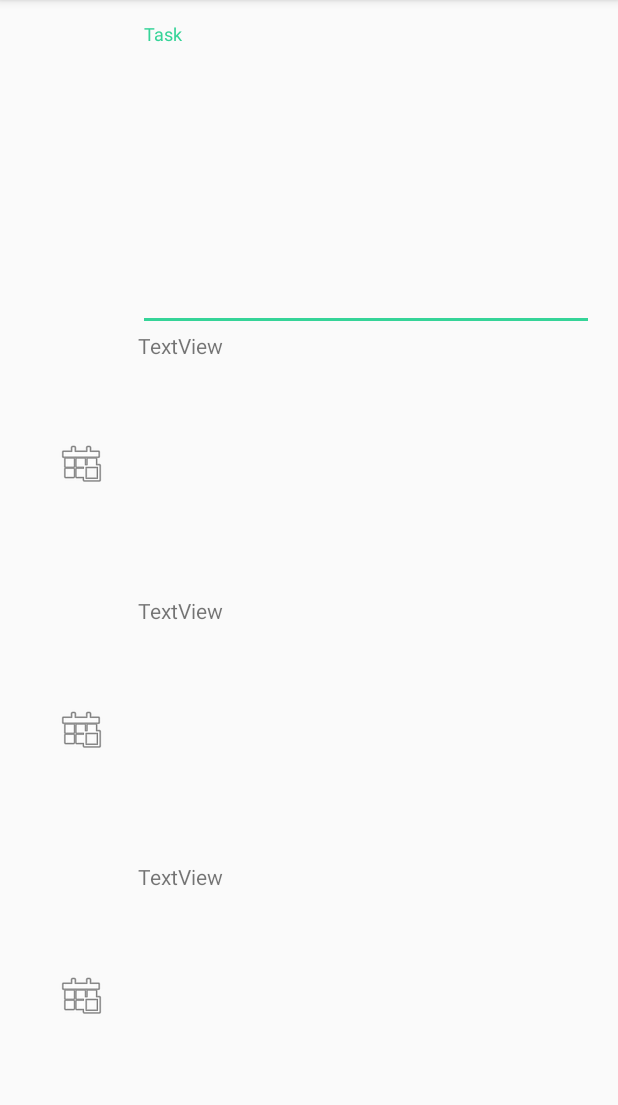
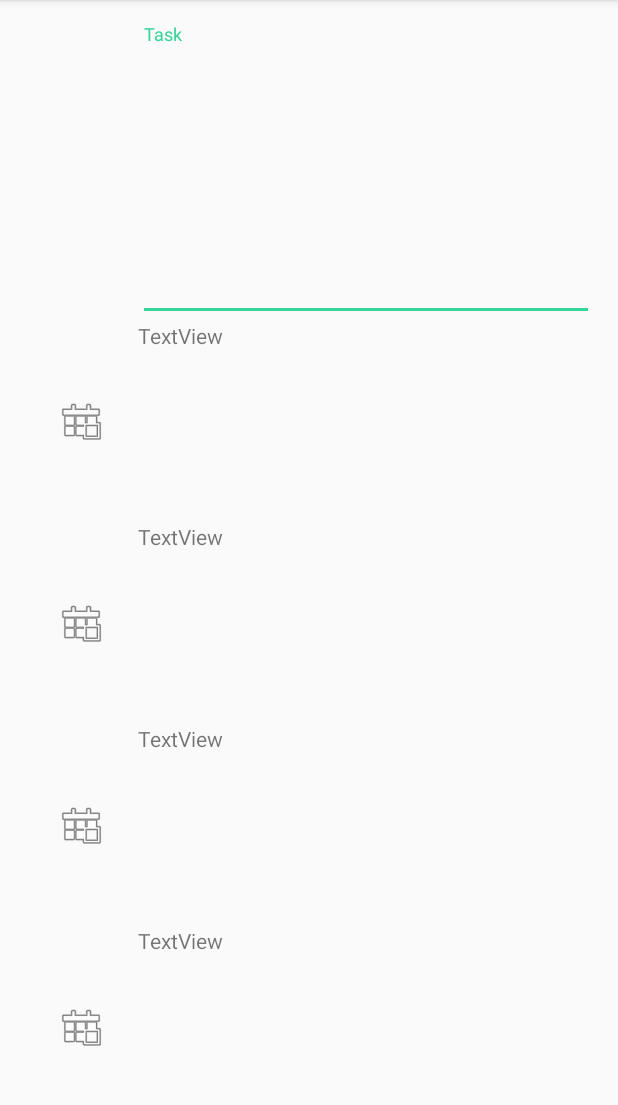
Before and after one commit to changchingchi/Todos, an Android app: the EditItemActivity screen opened directly, with no data from a screen before it, on a phone screen of 412 x 824 dp, the part 84-1189 px from its top. Run offline under Robolectric (Android 15) with nearby library versions, the phone set to English and light mode, and no system bars.

Commit message:
remove linear layout layers and tune the performace

```diff
--- a/app/src/main/res/layout/content_edit_item.xml
+++ b/app/src/main/res/layout/content_edit_item.xml
@@ -19,18 +19,16 @@
         android:orientation="horizontal"
         android:layout_width="match_parent"
         android:layout_height="wrap_content"
-        android:layout_weight="1">
+        android:layout_weight="1"
+        android:weightSum="1"
+        android:gravity="end"
+        android:baselineAligned="false">
 
         <LinearLayout
             android:layout_width="0dp"
             android:layout_height="match_parent"
-            android:layout_weight="1">
-        </LinearLayout>
-
-        <LinearLayout
-            android:layout_width="0dp"
-            android:layout_height="match_parent"
-            android:layout_weight="4">
+            android:layout_weight="0.8"
+            android:layout_gravity="end" >
             <android.support.design.widget.TextInputLayout
                 android:layout_width="match_parent"
                 android:layout_height="match_parent"
@@ -54,117 +52,90 @@
         android:layout_weight="4"
         android:orientation="vertical"
         android:layout_width="match_parent"
-        android:layout_height="wrap_content"
-        >
-
+        android:layout_height="wrap_content">
         <LinearLayout
             android:orientation="horizontal"
             android:layout_width="match_parent"
             android:layout_height="wrap_content"
-            android:layout_weight="1">
-
-            <LinearLayout
-                android:layout_width="0dp"
-                android:layout_height="match_parent"
-                android:layout_weight="1">
+            android:layout_weight="1"
+            android:baselineAligned="false">
 
                 <ImageView
-                    android:layout_width="wrap_content"
+                    android:layout_width="0dp"
                     android:layout_height="wrap_content"
                     app:srcCompat="@android:drawable/ic_menu_today"
-                    android:id="@+id/imageView4"
-                    android:layout_weight="1"
+                    android:id="@+id/imageDate"
+                    android:layout_weight="0.2"
                     android:layout_gravity="center"/>
-            </LinearLayout>
-
-            <LinearLayout
-                android:layout_width="0dp"
-                android:layout_height="match_parent"
-                android:layout_weight="4">
-
                 <TextView
                     android:text="TextView"
-                    android:layout_width="match_parent"
+                    android:layout_width="0dp"
                     android:layout_height="match_parent"
-                    android:id="@+id/textView4"
-                    android:layout_weight="1" />
-            </LinearLayout>
-
+                    android:id="@+id/textViewDate"
+                    android:layout_weight="0.8" />
         </LinearLayout>
-
-
         <LinearLayout
             android:orientation="horizontal"
             android:layout_width="match_parent"
             android:layout_height="wrap_content"
-            android:layout_weight="1">
+            android:layout_weight="1"
+            android:baselineAligned="false">
 
-            <LinearLayout
+            <ImageView
+                android:layout_width="0dp"
+                android:layout_height="wrap_content"
+                app:srcCompat="@android:drawable/ic_menu_today"
+                android:id="@+id/imageViewTime"
+                android:layout_weight="0.2"
+                android:layout_gravity="center"/>
+            <TextView
+                android:text="TextView"
                 android:layout_width="0dp"
                 android:layout_height="match_parent"
-                android:layout_weight="1">
-
-                <ImageView
-                    android:layout_width="wrap_content"
-                    android:layout_height="wrap_content"
-                    app:srcCompat="@android:drawable/ic_menu_today"
-                    android:id="@+id/imageView1"
-                    android:layout_weight="1"
-                    android:layout_gravity="center"/>
-            </LinearLayout>
-
-            <LinearLayout
-                android:layout_width="0dp"
-                android:layout_height="match_parent"
-                android:layout_weight="4">
-
-                <TextView
-                    android:text="TextView"
-                    android:layout_width="match_parent"
-                    android:layout_height="match_parent"
-                    android:id="@+id/textView3"
-                    android:layout_weight="1" />
-            </LinearLayout>
-
+                android:id="@+id/textViewTime"
+                android:layout_weight="0.8" />
         </LinearLayout>
-
-
         <LinearLayout
             android:orientation="horizontal"
             android:layout_width="match_parent"
             android:layout_height="wrap_content"
-            android:layout_weight="1">
+            android:layout_weight="1"
+            android:baselineAligned="false">
 
-            <LinearLayout
+            <ImageView
+                android:layout_width="0dp"
+                android:layout_height="wrap_content"
+                app:srcCompat="@android:drawable/ic_menu_today"
+                android:id="@+id/imageViewPriority"
+                android:layout_weight="0.2"
+                android:layout_gravity="center"/>
+            <TextView
+                android:text="TextView"
                 android:layout_width="0dp"
                 android:layout_height="match_parent"
-                android:layout_weight="1">
+                android:id="@+id/textViewPriority"
+                android:layout_weight="0.8" />
+        </LinearLayout>
+        <LinearLayout
+            android:orientation="horizontal"
+            android:layout_width="match_parent"
+            android:layout_height="wrap_content"
+            android:layout_weight="1"
+            android:baselineAligned="false">
 
-                <ImageView
-                    android:layout_width="wrap_content"
-                    android:layout_height="wrap_content"
-                    app:srcCompat="@android:drawable/ic_menu_today"
-                    android:id="@+id/imageView2"
-                    android:layout_weight="1"
-                    android:layout_gravity="center"/>
-            </LinearLayout>
-
-            <LinearLayout
+            <ImageView
+                android:layout_width="0dp"
+                android:layout_height="wrap_content"
+                app:srcCompat="@android:drawable/ic_menu_today"
+                android:id="@+id/imageViewDescription"
+                android:layout_weight="0.2"
+                android:layout_gravity="center"/>
+            <TextView
+                android:text="TextView"
                 android:layout_width="0dp"
                 android:layout_height="match_parent"
-                android:layout_weight="4">
-
-                <TextView
-                    android:text="TextView"
-                    android:layout_width="match_parent"
-                    android:layout_height="match_parent"
-                    android:id="@+id/textView"
-                    android:layout_weight="1" />
-            </LinearLayout>
-
+                android:id="@+id/textViewDescription"
+                android:layout_weight="0.8" />
         </LinearLayout>
-
     </LinearLayout>
-
-
 </LinearLayout>
```
